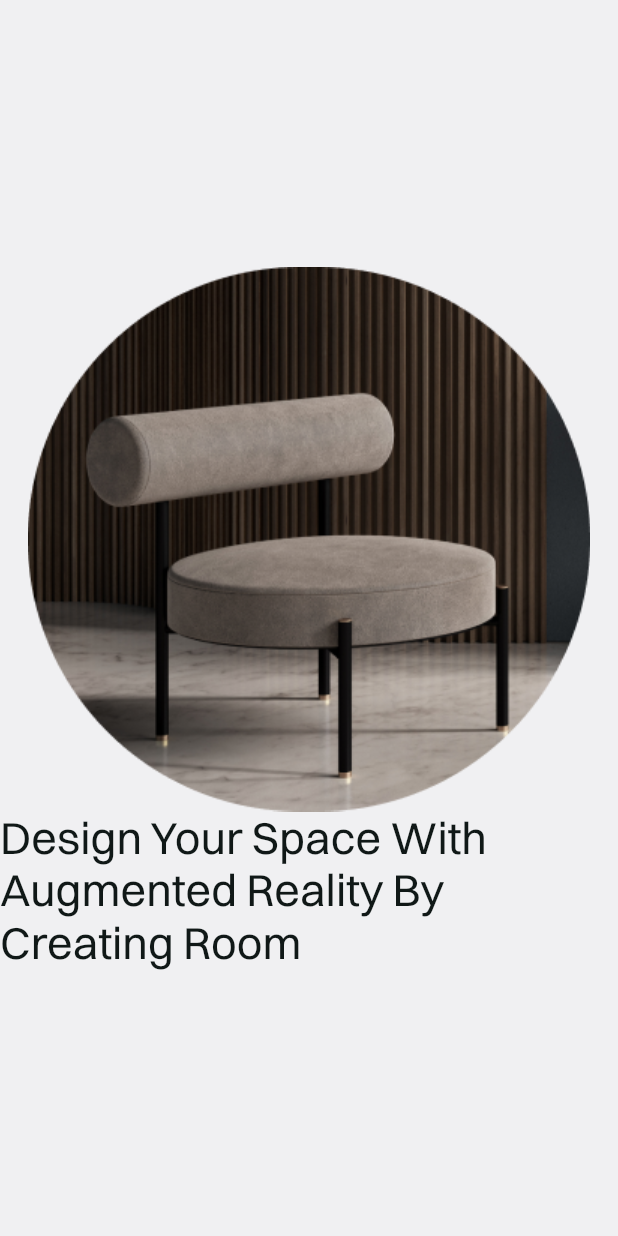
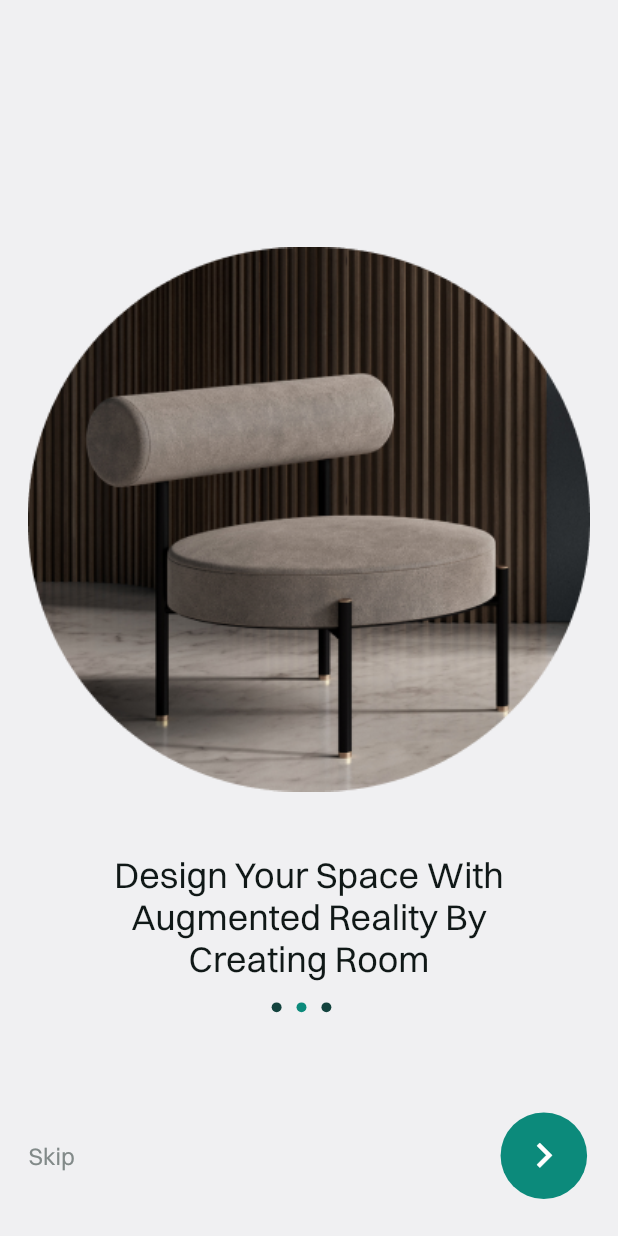
Before and after one commit to jainil30/Flutter-UI-Task-, a Flutter app: the screen it shows after launch, swiped to page 2, on a phone screen of 412 x 824 dp. Run offline on Flutter 3.47's test engine with Material 3 defaults, Android fonts, the phone set to English and light mode, and no system bars; our stand-ins replace flutter_svg, gap, get.

Commit message:
Init Screen

```diff
--- a/furniture_app/lib/constants/colors.dart
+++ b/furniture_app/lib/common/colors.dart
@@ -9,3 +9,5 @@ const dartTextColor = Colors.black;
 const redColor = Colors.red;
 const priceColor = Color(0xfff2a666);
 const starsColor = Color(0xffeac92c);
+const dot2Color = Color(0xff164B45);
+const dot3Color = Color(0xff13433E);
--- /dev/null
+++ b/furniture_app/lib/common/sizes.dart
@@ -0,0 +1,10 @@
+
+import 'package:flutter/material.dart';
+
+double getHeight({required double height,required BuildContext context}){
+  return MediaQuery.of(context).size.height*height;
+}
+
+double getWidth({required double width,required BuildContext context}){
+  return MediaQuery.of(context).size.height*width;
+}
--- /dev/null
+++ b/furniture_app/lib/common/theme.dart
@@ -0,0 +1,65 @@
+import 'package:flutter/material.dart';
+import 'package:furniture_app/common/colors.dart';
+
+ThemeData lightTheme() {
+  return ThemeData(
+      scaffoldBackgroundColor: lightGreyColor,
+      fontFamily: "Switzer",
+      textTheme: const TextTheme(
+        displayLarge: TextStyle(
+            fontSize: 32, color: darkColor, fontWeight: FontWeight.bold),
+        displayMedium: TextStyle(
+            fontSize: 24, color: darkColor, fontWeight: FontWeight.w500),
+        displaySmall: TextStyle(fontSize: 16, color: darkColor),
+        titleLarge: TextStyle(fontSize: 16, color: darkColor),
+        titleMedium: TextStyle(fontSize: 13, color: darkColor),
+        titleSmall: TextStyle(fontSize: 11, color: darkColor),
+        bodyLarge: TextStyle(fontSize: 16, color: darkColor),
+        bodyMedium: TextStyle(
+            fontSize: 14, color: darkColor, fontWeight: FontWeight.bold),
+        bodySmall: TextStyle(fontSize: 12, color: darkColor),
+      ),
+      iconTheme: const IconThemeData(
+        color: darkColor,
+        size: 24,
+      ),
+      elevatedButtonTheme: ElevatedButtonThemeData(
+          style: ButtonStyle(
+        backgroundColor: const MaterialStatePropertyAll(primaryColor),
+        shape: MaterialStatePropertyAll(
+            BeveledRectangleBorder(borderRadius: BorderRadius.circular(20))),
+        elevation: const MaterialStatePropertyAll(3),
+        iconColor: const MaterialStatePropertyAll(lightTextColor),
+      )));
+}
+
+ThemeData darkTheme() {
+  return ThemeData(
+      scaffoldBackgroundColor: darkColor,
+      fontFamily: "Switzer",
+      textTheme: const TextTheme(
+        displayLarge: TextStyle(
+            fontSize: 32, color: lightTextColor, fontWeight: FontWeight.bold),
+        displayMedium: TextStyle(fontSize: 24, color: lightTextColor),
+        displaySmall: TextStyle(fontSize: 16, color: lightTextColor),
+        titleLarge: TextStyle(fontSize: 16, color: lightTextColor),
+        titleMedium: TextStyle(fontSize: 13, color: lightTextColor),
+        titleSmall: TextStyle(fontSize: 11, color: lightTextColor),
+        bodyLarge: TextStyle(fontSize: 16, color: lightTextColor),
+        bodyMedium: TextStyle(
+            fontSize: 14, color: lightTextColor, fontWeight: FontWeight.bold),
+        bodySmall: TextStyle(fontSize: 12, color: lightTextColor),
+      ),
+      iconTheme: const IconThemeData(
+        color: lightTextColor,
+        size: 24,
+      ),
+      elevatedButtonTheme: ElevatedButtonThemeData(
+          style: ButtonStyle(
+        backgroundColor: const MaterialStatePropertyAll(primaryColor),
+        shape: MaterialStatePropertyAll(
+            BeveledRectangleBorder(borderRadius: BorderRadius.circular(20))),
+        elevation: const MaterialStatePropertyAll(3),
+        iconColor: const MaterialStatePropertyAll(lightTextColor),
+      )));
+}
--- a/furniture_app/lib/constants/theme.dart
+++ /dev/null
@@ -1,65 +0,0 @@
-import 'package:flutter/material.dart';
-import 'package:furniture_app/constants/colors.dart';
-
-ThemeData lightTheme() {
-  return ThemeData(
-    scaffoldBackgroundColor: lightGreyColor,
-    fontFamily: "Switzer",
-    textTheme: const TextTheme(
-      displayLarge: TextStyle(fontSize: 32,color: darkColor,fontWeight: FontWeight.bold),
-      displayMedium: TextStyle(fontSize: 24,color: darkColor),
-      displaySmall: TextStyle(fontSize: 16,color: darkColor),
-      titleLarge: TextStyle(fontSize: 16,color: darkColor),
-      titleMedium: TextStyle(fontSize: 13,color: darkColor),
-      titleSmall: TextStyle(fontSize: 11,color: darkColor),
-      bodyLarge: TextStyle(fontSize: 16,color: darkColor),
-      bodyMedium:  TextStyle(fontSize: 14,color: darkColor,fontWeight: FontWeight.bold),
-      bodySmall: TextStyle(fontSize: 12,color: darkColor),
-    ),
-    iconTheme: IconThemeData(
-      color: darkColor,
-      size: 24,
-    ),
-
-    elevatedButtonTheme: ElevatedButtonThemeData(
-      style: ButtonStyle(
-        backgroundColor: MaterialStatePropertyAll(primaryColor),
-        shape: MaterialStatePropertyAll(BeveledRectangleBorder(borderRadius: BorderRadius.circular(20))),
-        elevation: MaterialStatePropertyAll(3),
-        iconColor: MaterialStatePropertyAll(lightTextColor),
-      )
-    )
-  );
-}
-
-
-ThemeData darkTheme() {
-  return ThemeData(
-    scaffoldBackgroundColor: darkColor,
-    fontFamily: "Switzer",
-    textTheme: const TextTheme(
-      displayLarge: TextStyle(fontSize: 32,color: lightTextColor,fontWeight: FontWeight.bold),
-      displayMedium: TextStyle(fontSize: 24,color: lightTextColor),
-      displaySmall: TextStyle(fontSize: 16,color: lightTextColor),
-      titleLarge: TextStyle(fontSize: 16,color: lightTextColor),
-      titleMedium: TextStyle(fontSize: 13,color: lightTextColor),
-      titleSmall: TextStyle(fontSize: 11,color: lightTextColor),
-      bodyLarge: TextStyle(fontSize: 16,color: lightTextColor),
-      bodyMedium:  TextStyle(fontSize: 14,color: lightTextColor,fontWeight: FontWeight.bold),
-      bodySmall: TextStyle(fontSize: 12,color: lightTextColor),
-    ),
-    iconTheme: IconThemeData(
-      color: lightTextColor,
-      size: 24,
-    ),
-
-    elevatedButtonTheme: ElevatedButtonThemeData(
-      style: ButtonStyle(
-        backgroundColor: MaterialStatePropertyAll(primaryColor),
-        shape: MaterialStatePropertyAll(BeveledRectangleBorder(borderRadius: BorderRadius.circular(20))),
-        elevation: MaterialStatePropertyAll(3),
-        iconColor: MaterialStatePropertyAll(lightTextColor),
-      )
-    )
-  );
-}
--- /dev/null
+++ b/furniture_app/lib/controllers/initial_page_controller.dart
@@ -0,0 +1,15 @@
+import 'package:get/get.dart';
+
+
+/*Create By: Tushar Jethva
+
+*/
+class InitialPageController extends GetxController{
+  RxInt _initialPage = 0.obs;
+
+  int get initialPage => _initialPage.value;
+
+  set setInitialPage(int val){
+    _initialPage.value = val;
+  }
+}
--- a/furniture_app/lib/main.dart
+++ b/furniture_app/lib/main.dart
@@ -1,5 +1,5 @@
 import 'package:flutter/material.dart';
-import 'package:furniture_app/constants/theme.dart';
+import 'package:furniture_app/common/theme.dart';
 import 'package:furniture_app/routes.dart';
 import 'package:furniture_app/views/initial_screen.dart';
 
@@ -12,6 +12,7 @@ class MyApp extends StatelessWidget {
   @override
   Widget build(BuildContext context) {
     return MaterialApp(
+      debugShowCheckedModeBanner: false,
       title: 'Flutter Demo',
       theme: lightTheme(),
       darkTheme: darkTheme(),
--- a/furniture_app/lib/routes.dart
+++ b/furniture_app/lib/routes.dart
@@ -1,7 +1,9 @@
-
 import 'package:flutter/material.dart';
 import 'package:furniture_app/views/initial_screen.dart';
 
+/*Created By: Tushar Jethva
+  used_for: All application routes defines here
+*/
 Route<dynamic> genterateRoutes(RouteSettings routeSettings){
   switch(routeSettings){
 
--- a/furniture_app/lib/views/initial_screen.dart
+++ b/furniture_app/lib/views/initial_screen.dart
@@ -1,8 +1,17 @@
 import 'package:flutter/material.dart';
-import 'package:flutter_svg/flutter_svg.dart';
-import 'package:furniture_app/common/reusable_text.dart';
-import 'package:furniture_app/constants/data.dart';
+import 'package:flutter/widgets.dart';
+import 'package:furniture_app/common/colors.dart';
+import 'package:furniture_app/common/sizes.dart';
+import 'package:furniture_app/controllers/initial_page_controller.dart';
+import 'package:furniture_app/widgets/init_image_text_widget.dart';
+import 'package:furniture_app/widgets/init_row.dart';
+import 'package:furniture_app/widgets/one_dot_widget.dart';
+import 'package:furniture_app/common/data.dart';
+import 'package:furniture_app/widgets/reusable_text.dart';
+import 'package:gap/gap.dart';
+import 'package:get/get.dart';
 
+//Create By: Tushar Jethva
 class MyInitialScreen extends StatefulWidget {
   static const String routeName = "/init";
   const MyInitialScreen({super.key});
@@ -12,26 +21,56 @@ class MyInitialScreen extends StatefulWidget {
 }
 
 class _MyInitialScreenState extends State<MyInitialScreen> {
+  final initialPageController = Get.put(InitialPageController());
+  late final PageController _pageController;
+
+  @override
+  void initState() {
+    // TODO: implement initState
+    super.initState();
+    _pageController = PageController(initialPage: 0);
+  }
+
+  void changePage(int val) {
+    initialPageController.setInitialPage = val;
+  }
 
   @override
   Widget build(BuildContext context) {
     final theme = Theme.of(context);
     return Scaffold(
-      body: PageView.builder(
-        itemCount: initData.length,
-        itemBuilder: (context, index) {
-        var data = initData[index];
-        return Column(
-          mainAxisAlignment: MainAxisAlignment.center,
-          crossAxisAlignment: CrossAxisAlignment.center,
-          children: [
-            Image.asset(data["imageUrl"]!),
-           MyReusableText(
-                    content: data["text"]!,
-                    style: theme.textTheme.displayMedium!.copyWith(fontWeight: FontWeight.w500,fontSize: 30),),
-          ],
-        );
-      }),
+      body: Column(
+        children: [
+          Gap(getHeight(height: 0.2, context: context)),
+          Container(
+            height: getHeight(height: 0.6, context: context),
+            child: PageView.builder(
+              controller: _pageController,
+              onPageChanged: changePage,
+              itemCount: initData.length,
+              itemBuilder: (context, index) {
+                var data = initData[index];
+                return MyInitImageText(data: data, theme: theme);
+              },
+            ),
+          ),
+          const MyOneDotWidget(),
+          Gap(getHeight(height: 0.07, context: context)),
+          initialPageController.initialPage==2? ElevatedButton(onPressed: (){}, child: Text("Get Started")) :Padding(
+            padding: EdgeInsets.only(
+                left: getWidth(width: 0.023, context: context),
+                bottom: getHeight(height: 0.02, context: context)),
+            child: MyInitRow(
+              content: "Skip",
+              onPressed: () {
+                int val = initialPageController.initialPage;
+                changePage(val + 1);
+                _pageController.jumpToPage(initialPageController.initialPage);
+              },
+            ),
+          ),
+        ],
+      ),
     );
   }
 }
--- a/furniture_app/lib/views/splash_screen.dart
+++ b/furniture_app/lib/views/splash_screen.dart
@@ -1,6 +1,7 @@
 import 'package:flutter/material.dart';
 import 'package:flutter_svg/flutter_svg.dart';
 import 'package:furniture_app/constants/strings.dart';
+
 
 class SplashScreen extends StatefulWidget {
   const SplashScreen({super.key});
--- /dev/null
+++ b/furniture_app/lib/widgets/init_image_text_widget.dart
@@ -0,0 +1,34 @@
+import 'package:flutter/material.dart';
+import 'package:furniture_app/common/sizes.dart';
+import 'package:gap/gap.dart';
+
+class MyInitImageText extends StatelessWidget {
+  const MyInitImageText({
+    super.key,
+    required this.data,
+    required this.theme,
+  });
+
+  final Map<String, String> data;
+  final ThemeData theme;
+
+  @override
+  Widget build(BuildContext context) {
+    return Column(
+      crossAxisAlignment: CrossAxisAlignment.center,
+      children: [
+        Image.asset(data["imageUrl"]!),
+        Gap(getHeight(height: 0.05, context: context)),
+        Container(
+          alignment: Alignment.center,
+          width: getWidth(width: 0.35, context: context),
+          child: Text(
+            data["text"]!,
+            style: theme.textTheme.displayMedium,
+            textAlign: TextAlign.center,
+          ),
+        ),
+      ],
+    );
+  }
+}
--- /dev/null
+++ b/furniture_app/lib/widgets/init_row.dart
@@ -0,0 +1,40 @@
+import 'package:flutter/material.dart';
+import 'package:furniture_app/common/colors.dart';
+import 'package:furniture_app/common/sizes.dart';
+import 'package:furniture_app/widgets/reusable_text.dart';
+
+class MyInitRow extends StatelessWidget {
+  final String content;
+  final VoidCallback onPressed;
+  const MyInitRow({super.key, required this.content, required this.onPressed});
+
+  @override
+  Widget build(BuildContext context) {
+        final theme = Theme.of(context);
+    return Row(
+              mainAxisAlignment: MainAxisAlignment.spaceBetween,
+              children: [
+                MyReusableText(
+                    content: content,
+                    style:
+                        theme.textTheme.titleLarge!.copyWith(color: greyColor)),
+                Container(
+                  height: getHeight(height: 0.07, context: context),
+                  width: getWidth(width: 0.12, context: context),
+                  decoration: const BoxDecoration(
+                    color: primaryColor,
+                    shape: BoxShape.circle,
+                  ),
+                  child: GestureDetector(
+                    onTap: onPressed,
+                    child: Icon(
+                      Icons.chevron_right_outlined,
+                      size: getHeight(height: 0.04, context: context),
+                      color: lightTextColor,
+                    ),
+                  ),
+                )
+              ],
+            );
+  }
+}
--- /dev/null
+++ b/furniture_app/lib/widgets/one_dot_widget.dart
@@ -0,0 +1,44 @@
+
+import 'package:flutter/material.dart';
+import 'package:furniture_app/common/colors.dart';
+import 'package:furniture_app/common/sizes.dart';
+import 'package:furniture_app/controllers/initial_page_controller.dart';
+import 'package:get/get.dart';
+
+class MyOneDotWidget extends StatelessWidget {
+  const MyOneDotWidget({
+    super.key,
+  });
+
+  @override
+  Widget build(BuildContext context) {
+    final initialPageController = Get.put(InitialPageController());
+    return SizedBox(
+      width: double.infinity,
+      height: getHeight(height: 0.03, context: context),
+      child: Center(
+        child: ListView(
+          shrinkWrap: true,
+          scrollDirection: Axis.horizontal,
+          children: List.generate(3, (index) {
+            return Obx(
+              () => Container(
+                margin: const EdgeInsets.only(right: 10),
+                height: getHeight(height: 0.012, context: context),
+                width: getWidth(width: 0.008, context: context),
+                decoration: BoxDecoration(
+                  color: initialPageController.initialPage == index
+                      ? primaryColor
+                      : index == 1
+                          ? dot2Color
+                          : dot3Color,
+                  shape: BoxShape.circle,
+                ),
+              ),
+            );
+          }),
+        ),
+      ),
+    );
+  }
+}
--- a/furniture_app/lib/common/reusable_text.dart
+++ b/furniture_app/lib/widgets/reusable_text.dart
@@ -1,6 +1,10 @@
 // ignore_for_file: public_member_api_docs, sort_constructors_first
 import 'package:flutter/material.dart';
 
+/*Created By: Tushar Jethva
+  used_for: To reuse the text widget with just give content and style
+  params: string content, textstyle style
+*/
 class MyReusableText extends StatelessWidget {
   final String content;
   final TextStyle style;
--- a/furniture_app/pubspec.yaml
+++ b/furniture_app/pubspec.yaml
@@ -38,6 +38,7 @@ dependencies:
   flutter_svg: ^2.0.10+1
   google_fonts: ^6.2.1
   gap: ^3.0.1
+  get: ^4.6.6
 
 dev_dependencies:
   flutter_test:
```
Also changed, not shown: furniture_app/lib/common/data.dart (renamed from furniture_app/lib/constants/data.dart), furniture_app/pubspec.lock.
